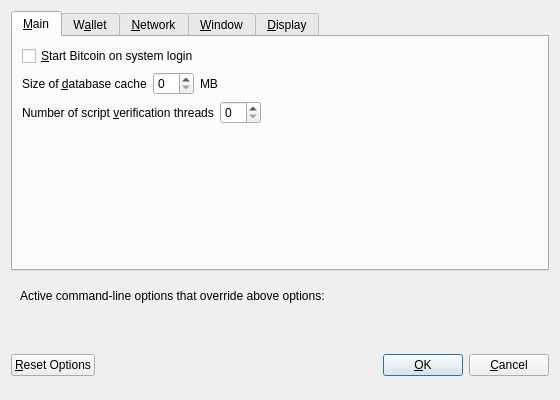
Old version of the form src/qt/forms/optionsdialog.ui in the repository viacoin/viacoin.
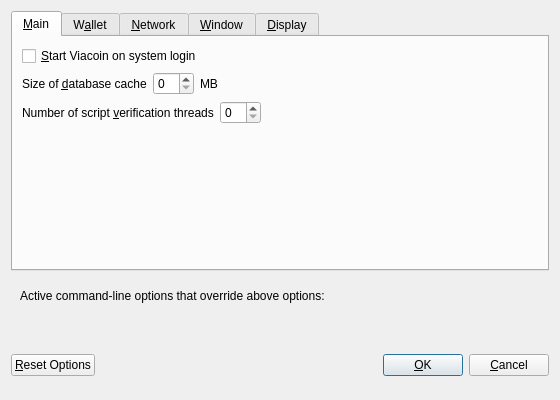
New version of the form. Custom widgets are drawn as their Qt base class.

```diff
--- a/src/qt/forms/optionsdialog.ui
+++ b/src/qt/forms/optionsdialog.ui
@@ -33,7 +33,7 @@
           <string>Automatically start Bitcoin after logging in to the system.</string>
          </property>
          <property name="text">
-          <string>&amp;Start Bitcoin on system login</string>
+          <string>&amp;Start Viacoin on system login</string>
          </property>
         </widget>
        </item>
```
Left out of the diff: 2 changed lines with no effect on the pictures.
